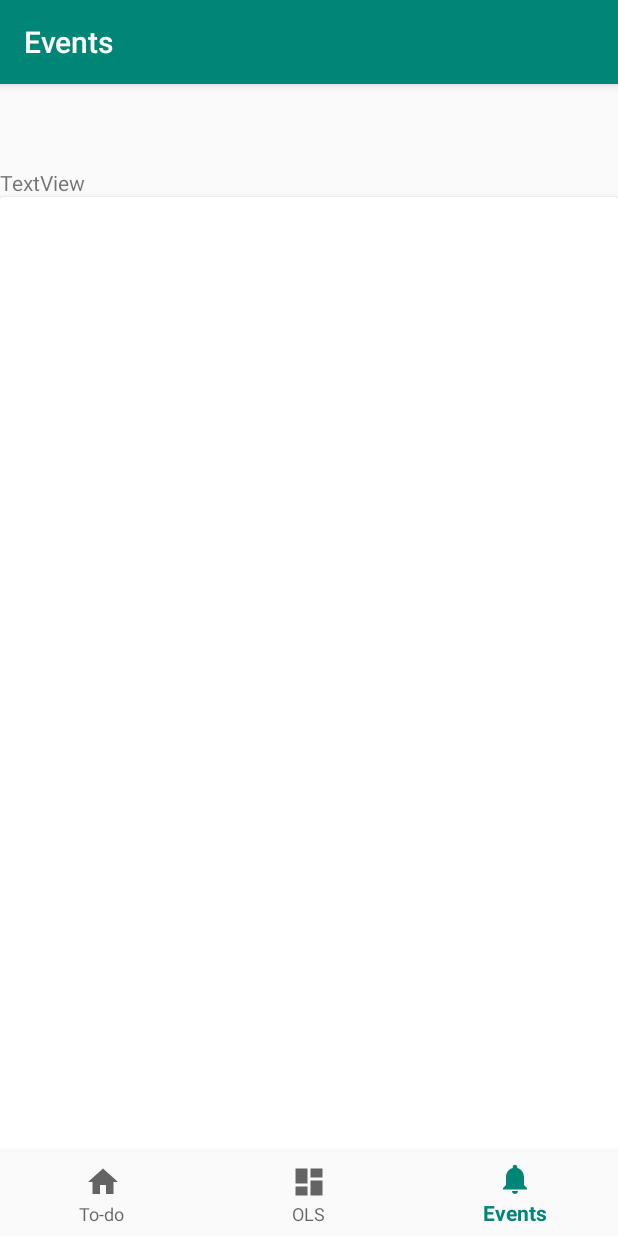
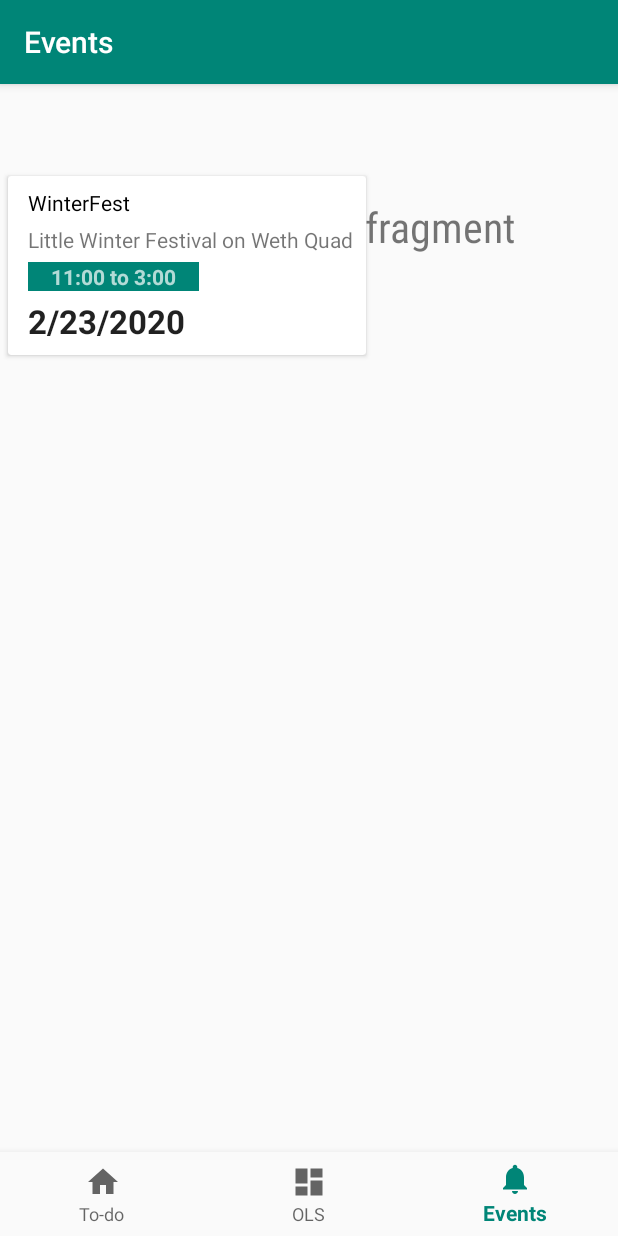
Before and after one commit to josephchen1/Connexeter, an Android app: the NotificationsFragment screen opened through its navigation route, on a phone screen of 412 x 824 dp. Run offline under Robolectric (Android 15) with nearby library versions, the phone set to English and light mode, and no system bars; our stand-ins replace navigation-ui.

Commit message:
Create Event and EventAdapter

```diff
--- a/app/build.gradle
+++ b/app/build.gradle
@@ -21,14 +21,14 @@ android {
 
 dependencies {
     implementation fileTree(dir: 'libs', include: ['*.jar'])
-    implementation 'androidx.appcompat:appcompat:1.0.2'
-    implementation 'com.google.android.material:material:1.0.0'
+    implementation 'androidx.appcompat:appcompat:1.1.0'
+    implementation 'com.google.android.material:material:1.1.0'
     implementation 'androidx.constraintlayout:constraintlayout:1.1.3'
-    implementation 'androidx.vectordrawable:vectordrawable:1.0.1'
-    implementation 'androidx.navigation:navigation-fragment:2.0.0'
-    implementation 'androidx.navigation:navigation-ui:2.0.0'
-    implementation 'androidx.lifecycle:lifecycle-extensions:2.0.0'
-    testImplementation 'junit:junit:4.12'
-    androidTestImplementation 'androidx.test.ext:junit:1.1.0'
-    androidTestImplementation 'androidx.test.espresso:espresso-core:3.1.1'
+    implementation 'androidx.vectordrawable:vectordrawable:1.1.0'
+    implementation 'androidx.navigation:navigation-fragment:2.2.1'
+    implementation 'androidx.navigation:navigation-ui:2.2.1'
+    implementation 'androidx.lifecycle:lifecycle-extensions:2.2.0'
+    testImplementation 'junit:junit:4.13'
+    androidTestImplementation 'androidx.test.ext:junit:1.1.1'
+    androidTestImplementation 'androidx.test.espresso:espresso-core:3.2.0'
 }
--- /dev/null
+++ b/app/src/main/java/com/example/connexeter/ui/notifications/Event.java
@@ -0,0 +1,36 @@
+package com.example.connexeter.ui.notifications;
+
+public class Event {
+
+    private int id;
+    private String title, description, time, date;
+
+
+    public Event(int id, String title, String description, String time, String date) {
+        this.id=id;
+        this.title=title;
+        this.description=description;
+        this.time=time;
+        this.date=date;
+    }
+
+    public int getId() {
+        return id;
+    }
+
+    public String getTitle() {
+        return title;
+    }
+
+    public String getDescription() {
+        return description;
+    }
+
+    public String getTime() {
+        return time;
+    }
+
+    public String getDate() {
+        return date;
+    }
+}
--- /dev/null
+++ b/app/src/main/java/com/example/connexeter/ui/notifications/EventAdapter.java
@@ -0,0 +1,65 @@
+package com.example.connexeter.ui.notifications;
+
+import android.content.Context;
+import android.view.LayoutInflater;
+import android.view.View;
+import android.view.ViewGroup;
+import android.widget.TextView;
+
+import androidx.annotation.NonNull;
+import androidx.recyclerview.widget.RecyclerView;
+
+import com.example.connexeter.R;
+
+import java.util.List;
+
+public class EventAdapter extends RecyclerView.Adapter<EventAdapter.EventViewHolder> {
+
+    private Context mCtx;
+    private List<Event> eventList;
+
+    public EventAdapter(Context mCtx, List<Event> eventList) {
+        this.mCtx = mCtx;
+        this.eventList = eventList;
+    }
+
+    @NonNull
+    @Override
+    public EventViewHolder onCreateViewHolder(@NonNull ViewGroup parent, int viewType) {
+        LayoutInflater inflater =  LayoutInflater.from(mCtx);
+        View view = inflater.inflate(R.layout.layout_events, null);
+        EventViewHolder holder = new EventViewHolder(view);
+        return holder;
+    }
+
+    @Override
+    public void onBindViewHolder(@NonNull EventViewHolder holder, int position) {
+        Event event = eventList.get(position);
+
+        holder.textViewTitle.setText(event.getTitle());
+        holder.textViewDescription.setText(event.getDescription());
+        holder.textViewTime.setText(event.getTime());
+        holder.textViewDate.setText(event.getDate());
+    }
+
+    @Override
+    public int getItemCount() {
+        return eventList.size();
+    }
+
+    class EventViewHolder extends RecyclerView.ViewHolder{
+
+        TextView textViewTitle, textViewDescription, textViewTime, textViewDate;
+
+        public EventViewHolder(View eventView) {
+            super(eventView);
+
+            textViewTitle = itemView.findViewById(R.id.textViewTitle);
+            textViewDescription = itemView.findViewById(R.id.textViewDescription);
+            textViewTime = itemView.findViewById(R.id.textViewTime);
+            textViewDate = itemView.findViewById(R.id.textViewDate);
+
+        }
+    }
+
+}
--- a/app/src/main/java/com/example/connexeter/ui/notifications/NotificationsFragment.java
+++ b/app/src/main/java/com/example/connexeter/ui/notifications/NotificationsFragment.java
@@ -11,25 +11,52 @@ import androidx.annotation.NonNull;
 import androidx.fragment.app.Fragment;
 import androidx.lifecycle.Observer;
 import androidx.lifecycle.ViewModelProviders;
+import androidx.recyclerview.widget.LinearLayoutManager;
+import androidx.recyclerview.widget.RecyclerView;
 
 import com.example.connexeter.R;
+
+import java.util.ArrayList;
+import java.util.List;
 
 public class NotificationsFragment extends Fragment {
 
     private NotificationsViewModel notificationsViewModel;
+    public RecyclerView recyclerView;
+    EventAdapter adapter;
+
+    List<Event> eventList;
+
 
     public View onCreateView(@NonNull LayoutInflater inflater,
                              ViewGroup container, Bundle savedInstanceState) {
-        notificationsViewModel =
-                ViewModelProviders.of(this).get(NotificationsViewModel.class);
+
+        notificationsViewModel = ViewModelProviders.of(this).get(NotificationsViewModel.class);
         View root = inflater.inflate(R.layout.fragment_notifications, container, false);
         final TextView textView = root.findViewById(R.id.text_notifications);
         notificationsViewModel.getText().observe(this, new Observer<String>() {
             @Override
-            public void onChanged(@Nullable String s) {
-                textView.setText(s);
+            public void onChanged(@Nullable String s) { textView.setText(s);
             }
         });
+
+        eventList = new ArrayList<>();
+        recyclerView = root.findViewById(R.id.recyclerView);
+        recyclerView.setHasFixedSize(true);
+        recyclerView.setLayoutManager(new LinearLayoutManager(getActivity()));
+//int id, String title, String description, String time, String date
+        eventList.add(
+                new Event (
+                        1,"WinterFest", "Little Winter Festival on Weth Quad", "11:00 to 3:00", "2/23/2020"
+                )
+        );
+
+        //creating recyclerview adapter
+        EventAdapter adapter = new EventAdapter(getActivity(), eventList);
+
+        //setting adapter to recyclerview
+        recyclerView.setAdapter(adapter);
+
         return root;
     }
 }
--- a/app/src/main/res/layout/fragment_notifications.xml
+++ b/app/src/main/res/layout/fragment_notifications.xml
@@ -1,20 +1,22 @@
 <?xml version="1.0" encoding="utf-8"?>
-<LinearLayout
+<RelativeLayout xmlns:android="http://schemas.android.com/apk/res/android"
     xmlns:app="http://schemas.android.com/apk/res-auto"
-    xmlns:android="http://schemas.android.com/apk/res/android"
     xmlns:tools="http://schemas.android.com/tools"
     android:layout_width="match_parent"
-    android:layout_height="match_parent"
-    android:orientation="vertical">
+    android:layout_height="match_parent">
 
     <TextView
-        android:id="@+id/textView"
+        android:id="@+id/text_notifications"
         android:layout_width="match_parent"
         android:layout_height="wrap_content"
-        android:text="TextView" />
+        android:layout_margin="20dp"
+        android:text="Events"
+        android:textSize="28dp"
+        app:fontFamily="sans-serif-condensed" />
 
-    <androidx.cardview.widget.CardView
+    <androidx.recyclerview.widget.RecyclerView
+        android:id="@+id/recyclerView"
         android:layout_width="match_parent"
         android:layout_height="match_parent" />
 
-</LinearLayout>
+</RelativeLayout>
--- /dev/null
+++ b/app/src/main/res/layout/layout_events.xml
@@ -0,0 +1,70 @@
+<?xml version="1.0" encoding="utf-8"?>
+<LinearLayout xmlns:android="http://schemas.android.com/apk/res/android"
+    xmlns:app="http://schemas.android.com/apk/res-auto"
+    xmlns:tools="http://schemas.android.com/tools"
+    android:layout_width="match_parent"
+    android:layout_height="match_parent"
+    android:orientation="vertical">
+
+    <androidx.cardview.widget.CardView
+        android:layout_width="match_parent"
+        android:layout_height="match_parent"
+        android:layout_margin="5dp">
+
+        <RelativeLayout
+            android:layout_width="match_parent"
+            android:layout_height="wrap_content"
+            android:padding="8dp">
+
+            <TextView
+                android:id="@+id/textViewTitle"
+                android:layout_width="wrap_content"
+                android:layout_height="wrap_content"
+                android:layout_marginLeft="5dp"
+
+                android:text="Apple MacBook Air Core i5 5th Gen - (8 GB/128 GB SSD/Mac OS Sierra)"
+                android:textAppearance="@style/Base.TextAppearance.AppCompat.Small"
+                android:textColor="#000000" />
+
+            <TextView
+                android:id="@+id/textViewDescription"
+                android:layout_width="wrap_content"
+                android:layout_height="wrap_content"
+                android:layout_below="@id/textViewTitle"
+                android:layout_marginLeft="5dp"
+                android:layout_marginTop="5dp"
+
+                android:text="13.3 Inch, 256 GB"
+                android:textAppearance="@style/Base.TextAppearance.AppCompat.Small" />
+
+            <TextView
+                android:id="@+id/textViewTime"
+                android:layout_width="wrap_content"
+                android:layout_height="wrap_content"
+                android:layout_below="@id/textViewDescription"
+                android:layout_marginLeft="5dp"
+                android:layout_marginTop="5dp"
+
+                android:background="@color/colorPrimary"
+                android:paddingLeft="15dp"
+                android:paddingRight="15dp"
+                android:text="4.7"
+                android:textAppearance="@style/Base.TextAppearance.AppCompat.Small.Inverse"
+                android:textStyle="bold" />
+
+            <TextView
+                android:id="@+id/textViewDate"
+                android:layout_width="wrap_content"
+                android:layout_height="wrap_content"
+                android:layout_below="@id/textViewTime"
+                android:layout_marginLeft="5dp"
+                android:layout_marginTop="5dp"
+
+                android:textAppearance="@style/Base.TextAppearance.AppCompat.Large"
+                android:textStyle="bold" />
+
+        </RelativeLayout>
+    </androidx.cardview.widget.CardView>
+
+
+</LinearLayout>
```
